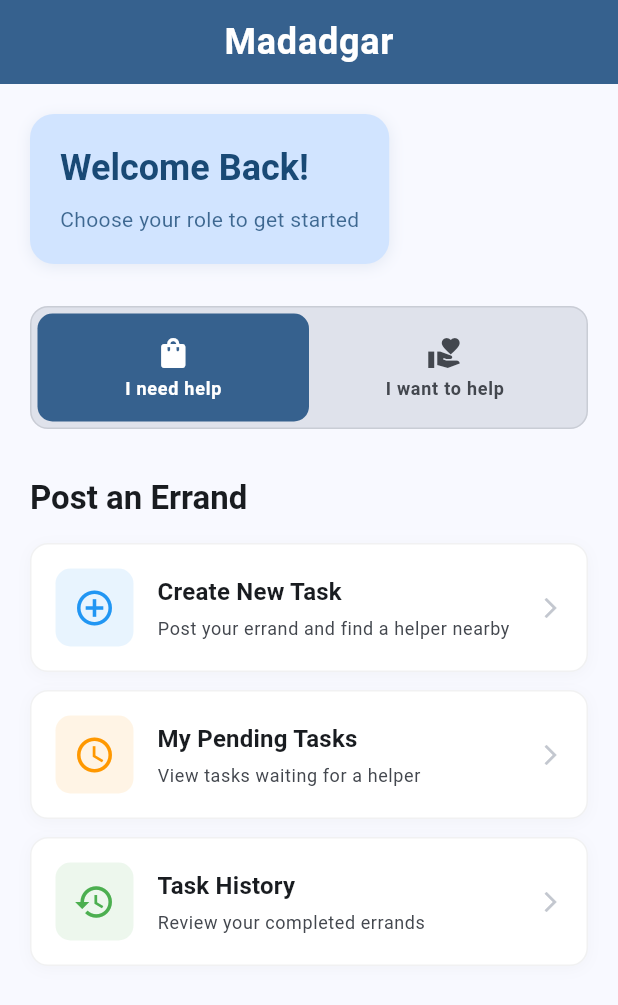
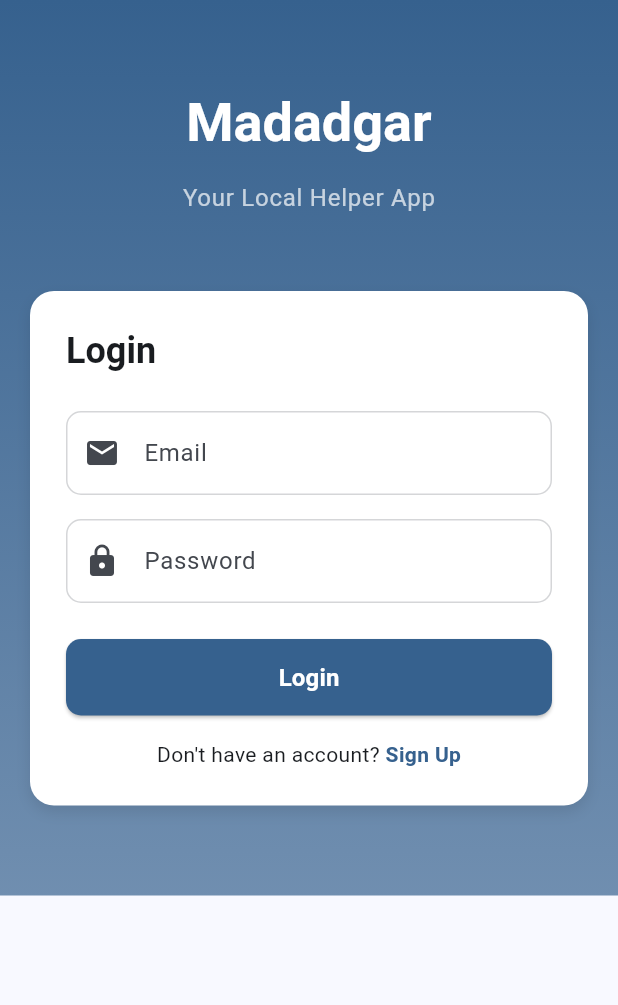
Before and after one commit to AlinaAsifKhan/madagar, a Flutter app: the screen it shows after launch, on a phone screen of 412 x 824 dp. Shown: the top 1005 px of the screen. Run offline on Flutter 3.47's test engine with Material 3 defaults, Android fonts, the phone set to English and light mode, and no system bars; our stand-ins replace device_preview, firebase_auth, firebase_core; accounts and stored records are empty; generated files the repository leaves out were written again.

Commit message:
feat: Add Firebase authentication with login/signup screens

```diff
--- a/lib/main.dart
+++ b/lib/main.dart
@@ -1,7 +1,16 @@
 import 'package:flutter/material.dart';
 import 'package:device_preview/device_preview.dart';
+import 'package:firebase_core/firebase_core.dart';
+import 'firebase_options.dart';
+import 'package:firebase_auth/firebase_auth.dart';
+import 'screens/login_screen.dart';
 
-void main() {
+void main() async {
+  WidgetsFlutterBinding.ensureInitialized();
+  await Firebase.initializeApp(
+    options: DefaultFirebaseOptions.currentPlatform,
+  );
+
   runApp(
     DevicePreview(
       enabled: true,
@@ -32,7 +41,24 @@ class MyApp extends StatelessWidget {
           centerTitle: true,
         ),
       ),
-      home: const HomePage(),
+      home: StreamBuilder<User?>(
+        stream: FirebaseAuth.instance.authStateChanges(),
+        builder: (context, snapshot) {
+          if (snapshot.connectionState == ConnectionState.waiting) {
+            return const Scaffold(
+              body: Center(child: CircularProgressIndicator()),
+            );
+          }
+
+          if (snapshot.hasData) {
+            // User is logged in
+            return const HomePage();
+          } else {
+            // User is not logged in
+            return const LoginScreen();
+          }
+        },
+      ),
     );
   }
 }
--- /dev/null
+++ b/lib/screens/login_screen.dart
@@ -0,0 +1,324 @@
+import 'package:flutter/material.dart';
+import 'package:firebase_auth/firebase_auth.dart';
+
+class LoginScreen extends StatefulWidget {
+  const LoginScreen({super.key});
+
+  @override
+  State<LoginScreen> createState() => _LoginScreenState();
+}
+
+class _LoginScreenState extends State<LoginScreen> {
+  bool _isSignUp = false;
+  String _userRole = 'customer';
+
+  final _emailController = TextEditingController();
+  final _passwordController = TextEditingController();
+  final _nameController = TextEditingController();
+
+  bool _isLoading = false;
+
+  Future<void> _authenticate() async {
+    if (_emailController.text.isEmpty || _passwordController.text.isEmpty) {
+      ScaffoldMessenger.of(context).showSnackBar(
+        const SnackBar(content: Text('Please fill all fields')),
+      );
+      return;
+    }
+
+    setState(() => _isLoading = true);
+
+    try {
+      if (_isSignUp) {
+        if (_nameController.text.isEmpty) {
+          throw Exception('Name is required');
+        }
+
+        await FirebaseAuth.instance.createUserWithEmailAndPassword(
+          email: _emailController.text,
+          password: _passwordController.text,
+        );
+
+        // Update user profile with name
+        await FirebaseAuth.instance.currentUser?.updateDisplayName(_nameController.text);
+
+        // TODO: Save user role and profile to Firestore
+
+      } else {
+        await FirebaseAuth.instance.signInWithEmailAndPassword(
+          email: _emailController.text,
+          password: _passwordController.text,
+        );
+      }
+
+      if (mounted) {
+        ScaffoldMessenger.of(context).showSnackBar(
+          SnackBar(content: Text(_isSignUp ? 'SignUp Successful!' : 'Login Successful!')),
+        );
+      }
+    } on FirebaseAuthException catch (e) {
+      if (mounted) {
+        ScaffoldMessenger.of(context).showSnackBar(
+          SnackBar(content: Text('Error: ${e.message}')),
+        );
+      }
+    } finally {
+      setState(() => _isLoading = false);
+    }
+  }
+
+  @override
+  Widget build(BuildContext context) {
+    final colorScheme = Theme.of(context).colorScheme;
+
+    return Scaffold(
+      body: Container(
+        decoration: BoxDecoration(
+          gradient: LinearGradient(
+            begin: Alignment.topCenter,
+            end: Alignment.bottomCenter,
+            colors: [
+              colorScheme.primary,
+              colorScheme.primary.withOpacity(0.7),
+            ],
+          ),
+        ),
+        child: SingleChildScrollView(
+          child: SafeArea(
+            child: Padding(
+              padding: const EdgeInsets.all(20.0),
+              child: Column(
+                mainAxisAlignment: MainAxisAlignment.center,
+                children: [
+                  const SizedBox(height: 40),
+
+                  // App Title
+                  Text(
+                    'Madadgar',
+                    style: Theme.of(context).textTheme.displaySmall?.copyWith(
+                          color: Colors.white,
+                          fontWeight: FontWeight.bold,
+                        ),
+                  ),
+                  const SizedBox(height: 16),
+                  Text(
+                    'Your Local Helper App',
+                    style: Theme.of(context).textTheme.bodyLarge?.copyWith(
+                          color: Colors.white70,
+                          letterSpacing: 0.5,
+                        ),
+                  ),
+                  const SizedBox(height: 50),
+
+                  // Role Selection (Sign Up only)
+                  if (_isSignUp) ...[
+                    Container(
+                      decoration: BoxDecoration(
+                        color: Colors.white.withOpacity(0.95),
+                        borderRadius: BorderRadius.circular(12),
+                        border: Border.all(color: colorScheme.outline.withOpacity(0.2)),
+                      ),
+                      padding: const EdgeInsets.all(4),
+                      child: Row(
+                        children: [
+                          Expanded(
+                            child: GestureDetector(
+                              onTap: () => setState(() => _userRole = 'customer'),
+                              child: Container(
+                                padding: const EdgeInsets.symmetric(vertical: 12),
+                                decoration: BoxDecoration(
+                                  color: _userRole == 'customer' ? colorScheme.primary : Colors.transparent,
+                                  borderRadius: BorderRadius.circular(10),
+                                ),
+                                child: Center(
+                                  child: Text(
+                                    'I need help',
+                                    style: TextStyle(
+                                      color: _userRole == 'customer' ? Colors.white : Colors.grey,
+                                      fontWeight: FontWeight.bold,
+                                    ),
+                                  ),
+                                ),
+                              ),
+                            ),
+                          ),
+                          Expanded(
+                            child: GestureDetector(
+                              onTap: () => setState(() => _userRole = 'helper'),
+                              child: Container(
+                                padding: const EdgeInsets.symmetric(vertical: 12),
+                                decoration: BoxDecoration(
+                                  color: _userRole == 'helper' ? colorScheme.primary : Colors.transparent,
+                                  borderRadius: BorderRadius.circular(10),
+                                ),
+                                child: Center(
+                                  child: Text(
+                                    'I want to help',
+                                    style: TextStyle(
+                                      color: _userRole == 'helper' ? Colors.white : Colors.grey,
+                                      fontWeight: FontWeight.bold,
+                                    ),
+                                  ),
+                                ),
+                              ),
+                            ),
+                          ),
+                        ],
+                      ),
+                    ),
+                    const SizedBox(height: 20),
+                  ],
+
+                  // Form Container
+                  Container(
+                    padding: const EdgeInsets.all(24),
+                    decoration: BoxDecoration(
+                      color: Colors.white,
+                      borderRadius: BorderRadius.circular(16),
+                      boxShadow: [
+                        BoxShadow(
+                          color: Colors.black.withOpacity(0.1),
+                          blurRadius: 8,
+                          offset: const Offset(0, 4),
+                        ),
+                      ],
+                    ),
+                    child: Column(
+                      crossAxisAlignment: CrossAxisAlignment.start,
+                      children: [
+                        Text(
+                          _isSignUp ? 'Create Account' : 'Login',
+                          style: Theme.of(context).textTheme.headlineSmall?.copyWith(
+                                fontWeight: FontWeight.bold,
+                              ),
+                        ),
+                        const SizedBox(height: 24),
+
+                        // Name field (Sign Up only)
+                        if (_isSignUp) ...[
+                          TextField(
+                            controller: _nameController,
+                            decoration: InputDecoration(
+                              hintText: 'Full Name',
+                              prefixIcon: const Icon(Icons.person),
+                              border: OutlineInputBorder(
+                                borderRadius: BorderRadius.circular(10),
+                              ),
+                              enabledBorder: OutlineInputBorder(
+                                borderRadius: BorderRadius.circular(10),
+                                borderSide: BorderSide(color: colorScheme.outline.withOpacity(0.3)),
+                              ),
+                            ),
+                          ),
+                          const SizedBox(height: 16),
+                        ],
+
+                        // Email field
+                        TextField(
+                          controller: _emailController,
+                          keyboardType: TextInputType.emailAddress,
+                          decoration: InputDecoration(
+                            hintText: 'Email',
+                            prefixIcon: const Icon(Icons.email),
+                            border: OutlineInputBorder(
+                              borderRadius: BorderRadius.circular(10),
+                            ),
+                            enabledBorder: OutlineInputBorder(
+                              borderRadius: BorderRadius.circular(10),
+                              borderSide: BorderSide(color: colorScheme.outline.withOpacity(0.3)),
+                            ),
+                          ),
+                        ),
+                        const SizedBox(height: 16),
+
+                        // Password field
+                        TextField(
+                          controller: _passwordController,
+                          obscureText: true,
+                          decoration: InputDecoration(
+                            hintText: 'Password',
+                            prefixIcon: const Icon(Icons.lock),
+                            border: OutlineInputBorder(
+                              borderRadius: BorderRadius.circular(10),
+                            ),
+                            enabledBorder: OutlineInputBorder(
+                              borderRadius: BorderRadius.circular(10),
+                              borderSide: BorderSide(color: colorScheme.outline.withOpacity(0.3)),
+                            ),
+                          ),
+                        ),
+                        const SizedBox(height: 24),
+
+                        // Auth Button
+                        SizedBox(
+                          width: double.infinity,
+                          child: ElevatedButton(
+                            onPressed: _isLoading ? null : _authenticate,
+                            style: ElevatedButton.styleFrom(
+                              backgroundColor: colorScheme.primary,
+                              padding: const EdgeInsets.symmetric(vertical: 14),
+                              shape: RoundedRectangleBorder(
+                                borderRadius: BorderRadius.circular(10),
+                              ),
+                            ),
+                            child: _isLoading
+                                ? const SizedBox(
+                                    height: 20,
+                                    width: 20,
+                                    child: CircularProgressIndicator(
+                                      strokeWidth: 2,
+                                      valueColor: AlwaysStoppedAnimation<Color>(Colors.white),
+                                    ),
+                                  )
+                                : Text(
+                                    _isSignUp ? 'Sign Up' : 'Login',
+                                    style: const TextStyle(
+                                      fontSize: 16,
+                                      fontWeight: FontWeight.bold,
+                                      color: Colors.white,
+                                    ),
+                                  ),
+                          ),
+                        ),
+                        const SizedBox(height: 16),
+
+                        // Toggle Sign Up / Login
+                        Center(
+                          child: Row(
+                            mainAxisAlignment: MainAxisAlignment.center,
+                            children: [
+                              Text(_isSignUp ? 'Already have an account? ' : 'Don\'t have an account? '),
+                              GestureDetector(
+                                onTap: () => setState(() => _isSignUp = !_isSignUp),
+                                child: Text(
+                                  _isSignUp ? 'Login' : 'Sign Up',
+                                  style: TextStyle(
+                                    color: colorScheme.primary,
+                                    fontWeight: FontWeight.bold,
+                                  ),
+                                ),
+                              ),
+                            ],
+                          ),
+                        ),
+                      ],
+                    ),
+                  ),
+                  const SizedBox(height: 40),
+                ],
+              ),
+            ),
+          ),
+        ),
+      ),
+    );
+  }
+
+  @override
+  void dispose() {
+    _emailController.dispose();
+    _passwordController.dispose();
+    _nameController.dispose();
+    super.dispose();
+  }
+}
--- a/pubspec.yaml
+++ b/pubspec.yaml
@@ -12,6 +12,8 @@ dependencies:
     sdk: flutter
   cupertino_icons: ^1.0.8
   device_preview: ^1.1.0
+  firebase_core: ^2.24.0
+  firebase_auth: ^4.19.0
 
 dev_dependencies:
   flutter_test:
```
Also changed, not shown: pubspec.lock, 8 other files.
